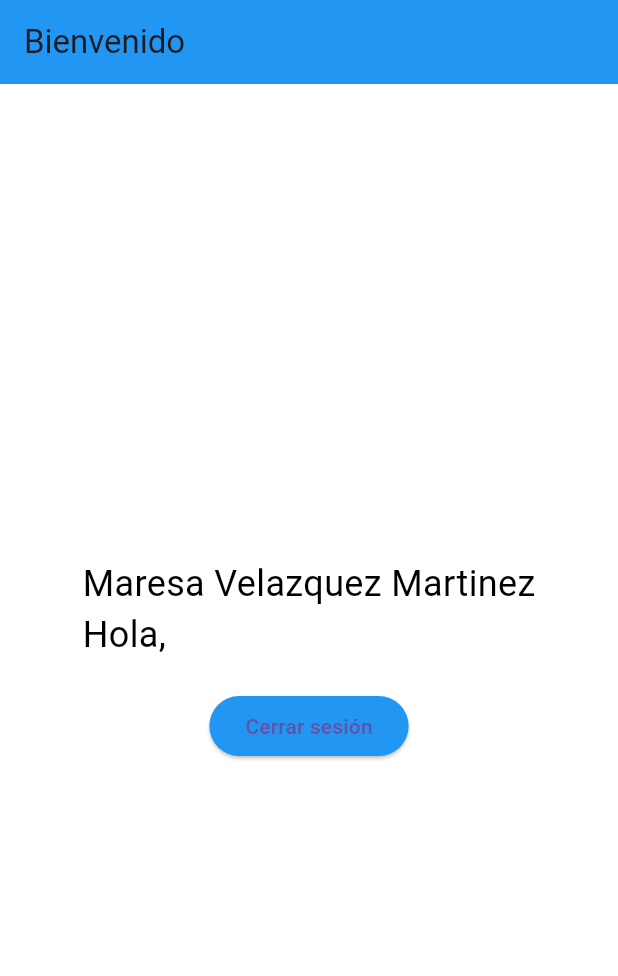
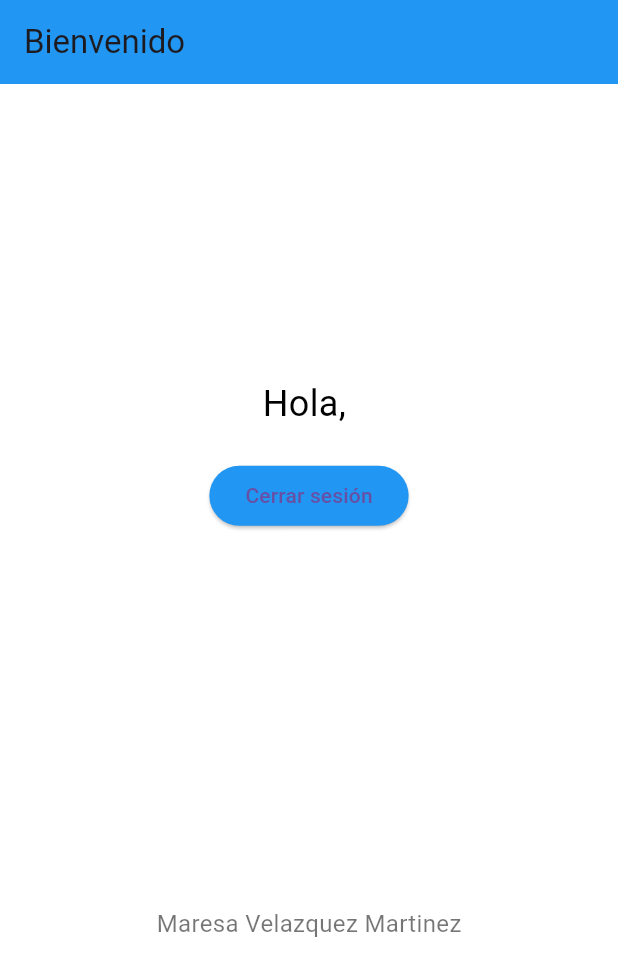
Before and after one commit to MaresaVelazquezMartinez/segunda_actividad, a Flutter app: the HomePage screen opened directly, on a phone screen of 412 x 824 dp. Shown: the top 976 px of the screen. Run offline on Flutter 3.47's test engine with Material 3 defaults, Android fonts, the phone set to English and light mode, and no system bars; our stand-ins replace get, google_fonts, shared_preferences; accounts and stored records are empty.

Commit message:
modificacion nombre inferior

```diff
--- a/lib/home.dart
+++ b/lib/home.dart
@@ -58,7 +58,6 @@ class HomePage extends StatelessWidget {
               mainAxisAlignment: MainAxisAlignment.center,
               children: [
                 Text(
-                  'Maresa Velazquez Martinez\n'
                   'Hola, $correo',
                   style: getTextStyle(
                     fuente,
@@ -71,6 +70,14 @@ class HomePage extends StatelessWidget {
                   child: const Text('Cerrar sesión'),
                   style: ElevatedButton.styleFrom(backgroundColor: navColor),
                 ),
+                const SizedBox(height: 250),
+                Text(
+                  'Maresa Velazquez Martinez',
+                  style: TextStyle(
+                    color: isDark ? Colors.white70 : Colors.black54,
+                    fontSize: 16,
+                  ),
+                ),
               ],
             ),
           ),
```
